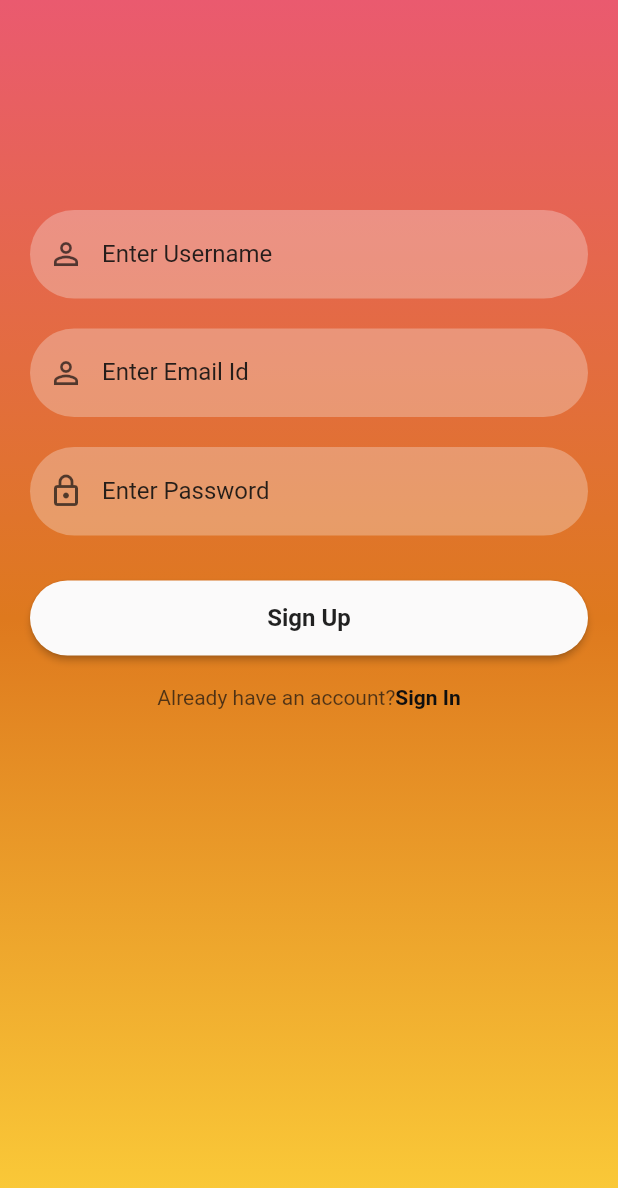
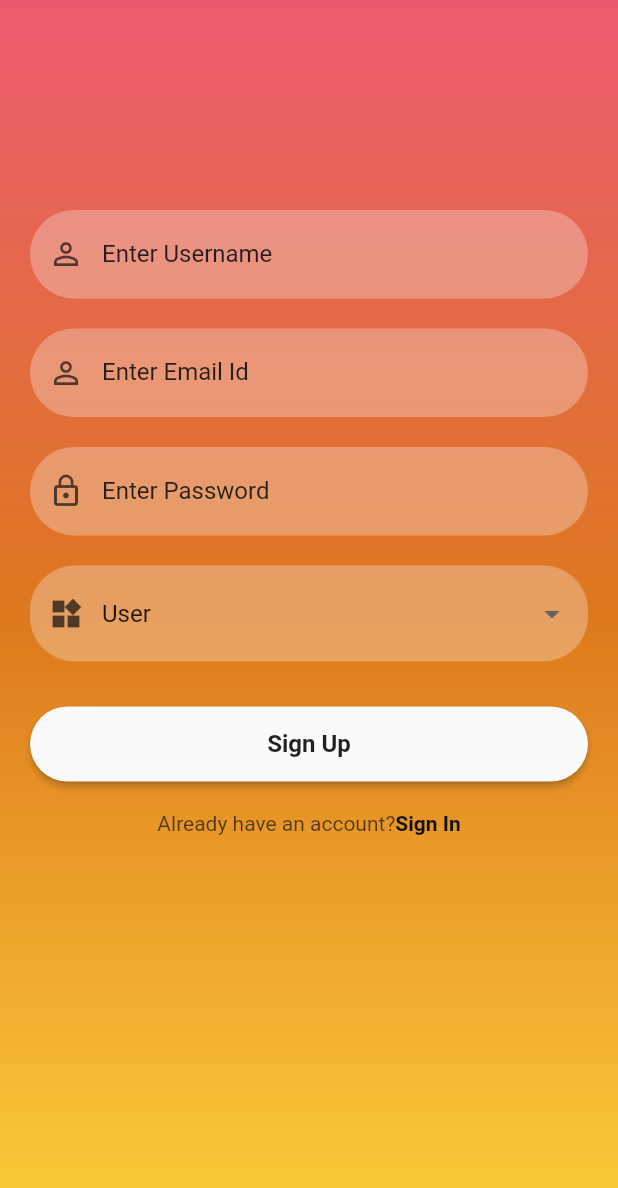
Before and after one commit to Presha0629/dog_app, a Flutter app: the SignUpScreen screen opened directly, on a phone screen of 412 x 824 dp. Shown: the top 1188 px of the screen. Run offline on Flutter 3.47's test engine with Material 2 defaults, Android fonts, the phone set to English and light mode, and no system bars; our stand-ins replace cloud_firestore, firebase_auth, firebase_core; accounts and stored records are empty.

Commit message:
trying to get data from collection while logging in

```diff
--- a/lib/entities/user.dart
+++ b/lib/entities/user.dart
@@ -1,8 +1,9 @@
 class User {
-  final String _UserName;
-  final String _PhoneNo;
+  final String _userName;
+  final String _email;
+  final String _type;
 
-  User(this._UserName, this._PhoneNo);
+  User(this._userName, this._email, this._type);
 
   bool AddToRescueList() {
     return true;
--- /dev/null
+++ b/lib/providers/user_provider.dart
@@ -0,0 +1,9 @@
+import 'package:dog_app/entities/user.dart';
+import 'package:flutter/material.dart';
+
+class UserProvider extends ChangeNotifier {
+  User? _user;
+  void createUser(String name, String email, String type) {
+    _user = User(name, email, type);
+  }
+}
--- a/lib/screens/signin_screen.dart
+++ b/lib/screens/signin_screen.dart
@@ -1,7 +1,10 @@
+import 'package:dog_app/providers/user_provider.dart';
 import 'package:dog_app/screens/home_screen.dart';
 import 'package:dog_app/screens/signup_screen.dart';
 import 'package:firebase_auth/firebase_auth.dart';
 import 'package:flutter/material.dart';
+import 'package:cloud_firestore/cloud_firestore.dart';
+import 'package:provider/provider.dart';
 
 import '../reusable_widgets/reusable_widget.dart';
 import '../utils/color_utils.dart';
@@ -53,7 +56,16 @@ class _SignInScreenState extends State<SignInScreen> {
                           .signInWithEmailAndPassword(
                               email: _emailTextController.text,
                               password: _passwordTextController.text)
-                          .then((value) {
+                          .then((value) async {
+                        var user = await FirebaseFirestore.instance
+                            .collection("Users")
+                            .doc(_emailTextController.text)
+                            .get();
+                        debugPrint("DEBUG::${user.data()}");
+                        Provider.of<UserProvider>(context, listen: false)
+                            .createUser(user.data()!["Username"],
+                                user.data()!["Email"], user.data()!["Type"]);
+                        debugPrint("DEBUG::UserType= ${user.data()!["Type"]}");
                         Navigator.push(
                             context,
                             MaterialPageRoute(
--- a/lib/screens/signup_screen.dart
+++ b/lib/screens/signup_screen.dart
@@ -1,9 +1,12 @@
 import 'package:dog_app/reusable_widgets/reusable_widget.dart';
-import 'package:dog_app/screens/home_screen.dart';
 import 'package:dog_app/screens/signin_screen.dart';
-import 'package:firebase_auth/firebase_auth.dart';
 import 'package:flutter/material.dart';
 import '../utils/color_utils.dart';
+import 'package:dog_app/screens/home_screen.dart';
+import 'package:firebase_auth/firebase_auth.dart';
+import 'package:cloud_firestore/cloud_firestore.dart';
+
+final List<String> userType = ["User", "Organization"];
 
 class SignUpScreen extends StatefulWidget {
   const SignUpScreen({super.key});
@@ -43,11 +46,28 @@ class _SignUpScreenState extends State<SignUpScreen> {
                 ),
                 reusableTextField("Enter Email Id", Icons.person_outline, false,
                     _emailTextController),
+
                 const SizedBox(
                   height: 20,
                 ),
-                reusableTextField("Enter Password", Icons.lock_outlined, true,
+
+                reusableTextField("Enter Password", Icons.lock_outline, true,
                     _passwordTextController),
+
+                const SizedBox(
+                  height: 20,
+                ),
+
+                const UserTypeSelector(),
+
+                // reusableDropdown('Select Option', Icons.arrow_drop_down, [
+                //   'User',
+                //   'Organization',
+                // ], "User", (String newValue) {
+                //   setState(() {
+                //     "User" = newValue; // Update the selected value
+                //   });
+                // });
                 const SizedBox(
                   height: 20,
                 ),
@@ -56,12 +76,25 @@ class _SignUpScreenState extends State<SignUpScreen> {
                       .createUserWithEmailAndPassword(
                           email: _emailTextController.text,
                           password: _passwordTextController.text)
-                      .then((value) {
+                      .then((value) async {
                     print("Created New Account");
+                    var data = {
+                      "Email": _emailTextController.text,
+                      "Location": "Bandiput",
+                      "Phone Number": "9898989898",
+                      "Type": "type",
+                      "Username": _userNameTextController.text
+                    };
+                    await FirebaseFirestore.instance
+                        .collection("Users")
+                        .add(data)
+                        .whenComplete(
+                            () => debugPrint("DEBUG::Stored to Database"));
                     Navigator.push(
-                        context,
-                        MaterialPageRoute(
-                            builder: (context) => const HomeScreen()));
+                      context,
+                      MaterialPageRoute(
+                          builder: (context) => const HomeScreen()),
+                    );
                   }).onError((error, stackTrace) {
                     print("Error ${error.toString()}");
                   });
@@ -95,3 +128,49 @@ class _SignUpScreenState extends State<SignUpScreen> {
     );
   }
 }
+
+class UserTypeSelector extends StatefulWidget {
+  const UserTypeSelector({super.key});
+
+  @override
+  State<UserTypeSelector> createState() => _UserTypeSelectorState();
+}
+
+class _UserTypeSelectorState extends State<UserTypeSelector> {
+  String currentValue = userType[0];
+
+  @override
+  Widget build(BuildContext context) {
+    return DropdownButtonFormField<String>(
+      items: userType.map((String value) {
+        return DropdownMenuItem<String>(
+          value: value,
+          child: Text(value),
+        );
+      }).toList(),
+      value: currentValue,
+      onChanged: (String? value) {
+        setState(() {
+          currentValue = value!;
+        });
+      },
+      decoration: InputDecoration(
+        prefixIcon: const Icon(
+          Icons.widgets,
+          color: Color.fromARGB(179, 16, 15, 15),
+        ),
+        labelText: "text",
+        labelStyle: TextStyle(
+          color: const Color.fromARGB(255, 16, 16, 16).withOpacity(0.9),
+        ),
+        filled: true,
+        floatingLabelBehavior: FloatingLabelBehavior.never,
+        fillColor: const Color.fromARGB(255, 249, 247, 247).withOpacity(0.3),
+        border: OutlineInputBorder(
+          borderRadius: BorderRadius.circular(30.0),
+          borderSide: const BorderSide(width: 0, style: BorderStyle.none),
+        ),
+      ),
+    );
+  }
+}
```
Also changed, not shown: lib/reusable_widgets/reusable_widget.dart (+39 -3 lines).
